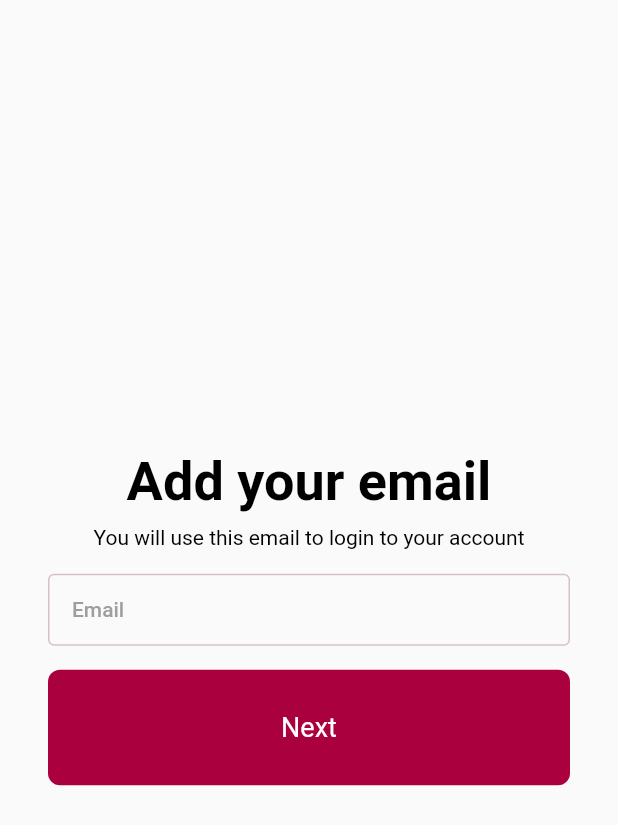
After one commit to ISIS3510-202320-Team22/Flutter, a Flutter app: the SignUpEmail screen opened directly, on a phone screen of 412 x 824 dp. The commit adds this screen. Shown: the top 825 px of the screen. Run offline on Flutter 3.47's test engine with Material 2 defaults, Android fonts, the phone set to English and light mode, and no system bars; our stand-ins replace bloc, cloud_firestore, firebase_auth, firebase_core, flutter_bloc, google_fonts and 3 more; accounts and stored records are empty.

Commit message:
Sign Up finished

```diff
--- a/lib/components/auth/bloc/auth_bloc.dart
+++ b/lib/components/auth/bloc/auth_bloc.dart
@@ -8,13 +8,26 @@ part 'auth_state.dart';
 
 class AuthBloc extends Bloc<AuthEvent, AuthState> {
   AuthBloc() : super(AuthInitial()) {
+    // Login Events
     on<LoginInitialEvent>(_loginInitialEvent);
     on<LoginEvent>(loginEvent);
+
+    // SignUp Events
+    on<SignUpInitialEvent>(signUpInitialEvent);
+    on<SignUpValidateEmailEvent>(signUpValidateEmailEvent);
+    on<SignUpValidateUsernameEvent>(signUpValidateUsernameEvent);
+    on<SignUpValidatePasswordEvent>(signUpValidatePasswordEvent);
+
+    // Recover Account Events
     on<RecoverAccountTextPressedEvent>(recoverAccountTextPressedEvent);
-    on<SignUpTextPressedEvent>(signUpTextPressedEvent);
     on<RecoverAccountInitialEvent>(recoverAccountInitialEvent);
     on<RecoverAccountEvent>(recoverAccountEvent);
+
+    // Logout Events
     on<LogoutEvent>(logoutEvent);
+
+    // Logout Events
+    on<SignUpTextPressedEvent>(signUpTextPressedEvent);
   }
 
   // Login Screen Events
@@ -26,7 +39,8 @@ class AuthBloc extends Bloc<AuthEvent, AuthState> {
     // Implement Login logic calling FirebaseAuth.dart
     // If successful, emit(LoginSuccessfulState());
     // If failed, emit(LoginFailureState());
-    String res = await AuthMethods().loginUser(email: event.email, password: event.password);
+    String res = await AuthMethods()
+        .loginUser(email: event.email, password: event.password);
     if (res == "success") {
       emit(LoginSuccessfulState());
     } else {
@@ -35,20 +49,24 @@ class AuthBloc extends Bloc<AuthEvent, AuthState> {
     }
   }
 
-  FutureOr<void> recoverAccountTextPressedEvent(RecoverAccountTextPressedEvent event, Emitter<AuthState> emit) {
-    emit(LoginNavigateToRecoverPageActionState());
+  FutureOr<void> recoverAccountTextPressedEvent(
+      RecoverAccountTextPressedEvent event, Emitter<AuthState> emit) {
+    emit(NavigateToRecoverPageActionState());
   }
 
-  FutureOr<void> signUpTextPressedEvent(SignUpTextPressedEvent event, Emitter<AuthState> emit) {
-    emit(LoginNavigateToSignUpPageActionState());
+  FutureOr<void> signUpTextPressedEvent(
+      SignUpTextPressedEvent event, Emitter<AuthState> emit) {
+    emit(NavigateToSignUpEmailPageActionState());
   }
 
   // Recover Account Screen Events
-  FutureOr<void> recoverAccountInitialEvent(RecoverAccountInitialEvent event, Emitter<AuthState> emit) {
+  FutureOr<void> recoverAccountInitialEvent(
+      RecoverAccountInitialEvent event, Emitter<AuthState> emit) {
     // TODO: implement passing the email from the login screen
   }
 
-  FutureOr<void> recoverAccountEvent(RecoverAccountEvent event, Emitter<AuthState> emit) async {
+  FutureOr<void> recoverAccountEvent(
+      RecoverAccountEvent event, Emitter<AuthState> emit) async {
     emit(RecoverAccountAttemptState());
     // Implement Recover Account logic calling FirebaseAuth.dart
     String res = await AuthMethods().recoverAccount(email: event.email);
@@ -60,7 +78,61 @@ class AuthBloc extends Bloc<AuthEvent, AuthState> {
   }
 
   // Sign Up Screen Events
-  FutureOr<void> signUpInitialEvent(SignUpInitialEvent event, Emitter<AuthState> emit) {}
+  FutureOr<void> signUpInitialEvent(
+      SignUpInitialEvent event, Emitter<AuthState> emit) {
+    emit(SignUpInitialState());
+  }
+
+  FutureOr<void> signUpValidateEmailEvent(
+      SignUpValidateEmailEvent event, Emitter<AuthState> emit) async {
+    emit(ValidatingState());
+    // Validate email to be @uniandes.edu.co only
+    if (event.email.endsWith("@uniandes.edu.co")) {
+      // Wait 1 second
+      await Future.delayed(const Duration(seconds: 1));
+      emit(SignUpInitialState());
+      emit(NavigateToSignUpUsernamePageActionState(email: event.email));
+    } else {
+      emit(SignUpFailureState(
+          errorMessage:
+              'Email address must be from a @uniandes.edu.co domain'));
+      emit(SignUpInitialState());
+    }
+  }
+
+  FutureOr<void> signUpValidateUsernameEvent(
+      SignUpValidateUsernameEvent event, Emitter<AuthState> emit) async {
+    emit(ValidatingState());
+    await Future.delayed(const Duration(seconds: 1));
+    emit(SignUpInitialState());
+    emit(NavigateToPasswordPageActionState(
+        email: event.email, username: event.username));
+  }
+
+  FutureOr<void> signUpValidatePasswordEvent(
+      SignUpValidatePasswordEvent event, Emitter<AuthState> emit) async {
+    emit(ValidatingState());
+    if (event.password.length < 6) {
+      emit(SignUpFailureState(
+          errorMessage: "Password must have 6 characters at least"));
+      emit(SignUpInitialState());
+    } else {
+      String res = await AuthMethods().createUser(
+          email: event.email,
+          username: event.username,
+          password: event.password);
+      if (res == "success") {
+        await Future.delayed(const Duration(seconds: 1));
+        emit(SignUpInitialState());
+        emit(NavigateToWelcomePageActionState(username: event.username));
+        await Future.delayed(const Duration(seconds: 4));
+        emit(SignUpSuccessfulState());
+      } else {
+        emit(SignUpFailureState(errorMessage: res));
+        emit(SignUpInitialState());
+      }
+    }
+  }
 
   // Logout Events
   FutureOr<void> logoutEvent(LogoutEvent event, Emitter<AuthState> emit) async {
--- a/lib/components/auth/bloc/auth_event.dart
+++ b/lib/components/auth/bloc/auth_event.dart
@@ -31,20 +31,25 @@ class RecoverAccountEvent extends AuthEvent {
 }
 
 // SignUp Screen Events
-class SignUpInitialEvent extends AuthEvent {
-  SignUpInitialEvent();
+class SignUpInitialEvent extends AuthEvent {}
+
+class SignUpValidateEmailEvent extends AuthEvent {
+  final String email;
+  SignUpValidateEmailEvent({required this.email});
 }
 
+class SignUpValidateUsernameEvent extends AuthEvent {
+  final String email;
+  final String username;
+  SignUpValidateUsernameEvent({required this.email, required this.username});
+}
 
-
-class SignUpEvent extends AuthEvent {
+class SignUpValidatePasswordEvent extends AuthEvent {
   final String email;
+  final String username;
   final String password;
-  final String confirmPassword;
-  SignUpEvent(
-      {required this.email,
-      required this.password,
-      required this.confirmPassword});
+  SignUpValidatePasswordEvent(
+      {required this.email, required this.username, required this.password});
 }
 
 // Logout Events
--- a/lib/components/auth/bloc/auth_state.dart
+++ b/lib/components/auth/bloc/auth_state.dart
@@ -20,11 +20,19 @@ final class LoginSuccessfulState extends AuthActionState {}
 
 final class LoginFailureState extends AuthActionState {}
 
-final class LoginNavigateToRecoverPageActionState extends AuthActionState {
-  LoginNavigateToRecoverPageActionState();
+// SignUp Screen States
+final class SignUpInitialState extends AuthState {}
+
+final class SignUpAttemptState extends AuthState {}
+
+final class SignUpSuccessfulState extends AuthActionState {}
+
+final class SignUpFailureState extends AuthActionState {
+  final String errorMessage;
+  SignUpFailureState({required this.errorMessage});
 }
 
-final class LoginNavigateToSignUpPageActionState extends AuthActionState {}
+final class ValidatingState extends AuthState {}
 
 // Recover Account Screen States
 final class RecoverAccountInitialState extends AuthState {}
@@ -44,3 +52,27 @@ final class LogoutAttemptState extends AuthState {}
 final class LogoutSuccessfulState extends AuthActionState {}
 
 final class LogoutFailureState extends AuthActionState {}
+
+// Navigation States
+final class NavigateToLoginPageActionState extends AuthActionState {}
+
+final class NavigateToRecoverPageActionState extends AuthActionState {}
+
+final class NavigateToSignUpEmailPageActionState extends AuthActionState {}
+
+final class NavigateToSignUpUsernamePageActionState extends AuthActionState {
+  final String email;
+  NavigateToSignUpUsernamePageActionState({required this.email});
+}
+
+final class NavigateToPasswordPageActionState extends AuthActionState {
+  final String email;
+  final String username;
+  NavigateToPasswordPageActionState(
+      {required this.email, required this.username});
+}
+
+final class NavigateToWelcomePageActionState extends AuthActionState {
+  final String username;
+  NavigateToWelcomePageActionState({required this.username});
+}
--- a/lib/components/auth/repository/auth_methods.dart
+++ b/lib/components/auth/repository/auth_methods.dart
@@ -27,7 +27,7 @@ class AuthMethods {
     }
   }
 
-  Future<String> logoutUser() async{
+  Future<String> logoutUser() async {
     try {
       await _auth.signOut();
       return "success";
@@ -50,4 +50,17 @@ class AuthMethods {
       }
     }
   }
+
+  Future<String> createUser(
+      {required String email,
+      required String username,
+      required String password}) async {
+    try {
+      await _auth.createUserWithEmailAndPassword(
+          email: email, password: password);
+      return "success";
+    } on FirebaseAuthException catch (e) {
+      return e.message.toString(); // TODO: Change this
+    }
+  }
 }
--- /dev/null
+++ b/lib/components/auth/ui/sign_up_email_screen.dart
@@ -0,0 +1,141 @@
+import 'package:flutter/material.dart';
+import 'package:flutter_bloc/flutter_bloc.dart';
+import 'package:google_fonts/google_fonts.dart';
+import 'package:guarap/components/auth/bloc/auth_bloc.dart';
+import 'package:guarap/components/auth/ui/login_screen.dart';
+import 'package:guarap/components/auth/ui/sign_up_username_screen.dart';
+import 'package:guarap/components/auth/ui/text_field_input.dart';
+
+class SignUpEmail extends StatefulWidget {
+  const SignUpEmail({super.key});
+
+  @override
+  State<SignUpEmail> createState() => _SignUpEmailState();
+}
+
+class _SignUpEmailState extends State<SignUpEmail> {
+  final TextEditingController _emailController = TextEditingController();
+  final _formKey = GlobalKey<FormState>();
+  final AuthBloc authBloc = AuthBloc();
+  bool _isLoading = false;
+
+  @override
+  Widget build(BuildContext context) {
+    return BlocConsumer<AuthBloc, AuthState>(
+      bloc: authBloc,
+      listenWhen: (previous, current) => current is AuthActionState,
+      buildWhen: (previous, current) => current is! AuthActionState,
+      listener: (context, state) {
+        if (state is NavigateToLoginPageActionState) {
+          Navigator.push(
+              context, MaterialPageRoute(builder: (context) => const Login()));
+        } else if (state is NavigateToSignUpUsernamePageActionState) {
+          Navigator.push(
+              context,
+              MaterialPageRoute(
+                  builder: (context) => SignUpUsername(
+                        email: state.email,
+                      )));
+        } else if (state is SignUpFailureState) {
+          ScaffoldMessenger.of(context).showSnackBar(
+            SnackBar(
+              // content: Text(state.errorMessage),
+              content: Text(state.errorMessage),
+              backgroundColor: Colors.red,
+            ),
+          );
+        }
+      },
+      builder: (context, state) {
+        switch (state.runtimeType) {
+          case ValidatingState:
+            _isLoading = true;
+            break;
+          default:
+            _isLoading = false;
+        }
+        return Scaffold(
+          body: SafeArea(
+            child: Container(
+              padding: const EdgeInsets.symmetric(horizontal: 32),
+              width: double.infinity,
+              child: Form(
+                key: _formKey,
+                child: Column(
+                  crossAxisAlignment: CrossAxisAlignment.center,
+                  children: [
+                    Flexible(flex: 1, child: Container()),
+                    // Title
+                    Text(
+                      "Add your email",
+                      style: GoogleFonts.roboto(
+                          color: Colors.black,
+                          fontSize: 36,
+                          fontWeight: FontWeight.bold),
+                    ),
+                    const SizedBox(height: 8),
+                    // Description
+                    Text(
+                      "You will use this email to login to your account",
+                      style: GoogleFonts.roboto(
+                          color: Colors.black,
+                          fontSize: 14,
+                          fontWeight: FontWeight.normal),
+                    ),
+                    const SizedBox(height: 16),
+                    // Text Field Input
+                    TextFieldInput(
+                      hintText: "Email",
+                      textInputType: TextInputType.emailAddress,
+                      controller: _emailController,
+                      validatorMessage: "Please enter your email",
+                    ),
+                    const SizedBox(height: 16),
+                    // Next Button
+                    InkWell(
+                      onTap: () {
+                        if (_formKey.currentState!.validate()) {
+                          authBloc.add(SignUpValidateEmailEvent(
+                              email: _emailController.text));
+                        }
+                      },
+                      child: Container(
+                        width: double.infinity,
+                        padding: const EdgeInsets.symmetric(vertical: 16),
+                        decoration: BoxDecoration(
+                            color: const Color(0xFFAB003E),
+                            borderRadius: BorderRadius.circular(8)),
+                        child: Container(
+                          width: double.infinity,
+                          alignment: Alignment.center,
+                          padding: const EdgeInsets.symmetric(vertical: 12),
+                          decoration: const ShapeDecoration(
+                            shape: RoundedRectangleBorder(
+                              borderRadius:
+                                  BorderRadius.all(Radius.circular(4)),
+                            ),
+                            color: Color(0xFFAB003E),
+                          ),
+                          child: !_isLoading
+                              ? Text(
+                                  "Next",
+                                  style: GoogleFonts.roboto(
+                                      color: Colors.white, fontSize: 18),
+                                )
+                              : const CircularProgressIndicator(
+                                  color: Colors.white,
+                                ),
+                        ),
+                      ),
+                    ),
+                    Flexible(flex: 1, child: Container()),
+                  ],
+                ),
+              ),
+            ),
+          ),
+        );
+      },
+    );
+  }
+}
--- a/lib/components/home/bloc/home_bloc.dart
+++ b/lib/components/home/bloc/home_bloc.dart
@@ -24,7 +24,7 @@ class HomeBloc extends Bloc<HomeEvent, HomeState> {
   FutureOr<void> homeInitialEvent(
       HomeInitialEvent event, Emitter<HomeState> emit) async {
     emit(HomeLoadingState());
-    await Future.delayed(const Duration(seconds: 4));
+    await Future.delayed(const Duration(seconds: 1));
     emit(HomeLoadedSuccessState(
         photos: PhotosData.dataList
             .map((e) => PhotoDataModel(e["id"], e["@username"], e["imageurl"]))
--- a/lib/main.dart
+++ b/lib/main.dart
@@ -33,8 +33,6 @@ class GuarapApp extends StatelessWidget {
 
   @override
   Widget build(BuildContext context) {
-    final AuthBloc authBloc = BlocProvider.of<AuthBloc>(context);
-
     return MaterialApp(
         debugShowCheckedModeBanner: false,
         darkTheme: ThemeData.dark()
```
Also changed, not shown: lib/components/auth/ui/login_screen.dart (+9 -11 lines), lib/components/auth/ui/recover_account_screen.dart (+9 -10 lines), lib/components/auth/ui/sign_up_password_screen.dart (added, +145 -0 lines), lib/components/auth/ui/sign_up_screen.dart (deleted, +0 -29 lines), lib/components/auth/ui/sign_up_username_screen.dart (added, +136 -0 lines), lib/components/auth/ui/sign_up_welcome_screen.dart (added, +61 -0 lines).
